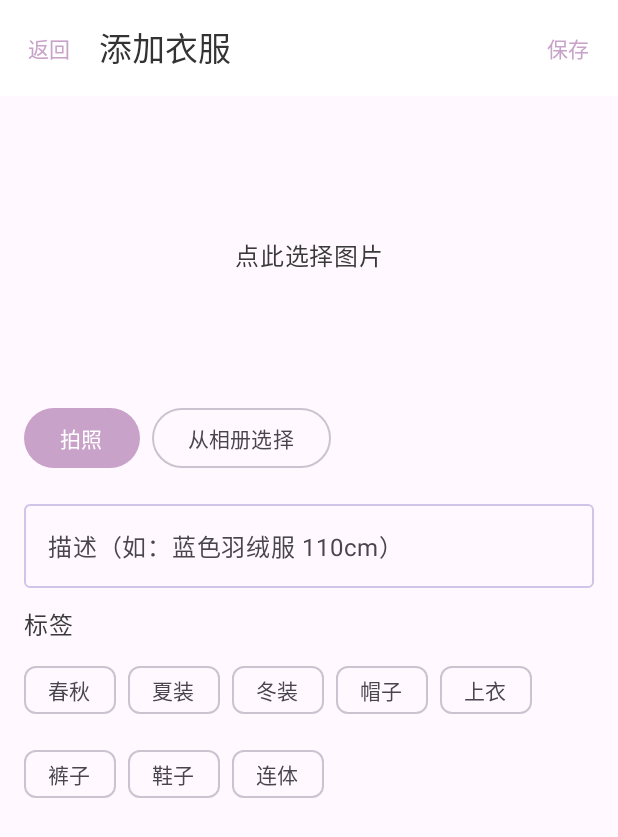
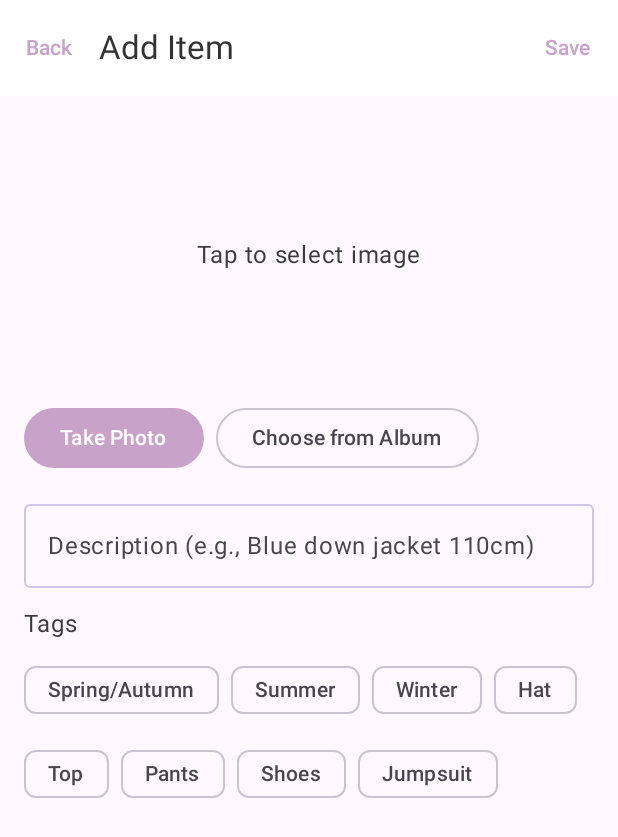
Before and after one commit to Lucas090122/wardrobe, an Android app built with Jetpack Compose: the composable EditItemScreen shown on its own in the app's theme, on a phone screen of 412 x 824 dp. Shown: the top 837 px of the screen. Run offline under Robolectric (Android 15) with nearby library versions, the light colour scheme and no system bars; our stand-ins replace Room's generated code.

Commit message:
change content into English

```diff
--- a/app/src/main/java/com/example/wardrobe/ui/EditItemScreen.kt
+++ b/app/src/main/java/com/example/wardrobe/ui/EditItemScreen.kt
@@ -4,7 +4,6 @@ import android.net.Uri
 import androidx.activity.compose.rememberLauncherForActivityResult
 import androidx.activity.result.PickVisualMediaRequest
 import androidx.activity.result.contract.ActivityResultContracts
-import androidx.compose.foundation.clickable
 import androidx.compose.foundation.layout.*
 import androidx.compose.material3.*
 import androidx.compose.runtime.*
@@ -28,7 +27,6 @@ import androidx.compose.ui.graphics.Color
 import androidx.compose.foundation.background
 import androidx.compose.ui.unit.min
 import kotlin.math.max
-import kotlin.math.min
 
 @OptIn(ExperimentalMaterial3Api::class)
 @Composable
@@ -46,7 +44,7 @@ fun EditItemScreen(
     var imageUri by remember { mutableStateOf<Uri?>(null) }
     val selectedIds = remember { mutableStateListOf<Long>() }
 
-    // 预填
+    // Pre-fill form
     LaunchedEffect(editing?.item?.itemId, allTags) {
         editing?.let { d ->
             description = d.item.description
@@ -57,26 +55,26 @@ fun EditItemScreen(
 
     val context = LocalContext.current
 
-    // 相册选择
+    // Album picker
     val galleryPicker = rememberLauncherForActivityResult(
         contract = ActivityResultContracts.PickVisualMedia(),
         onResult = { uri -> if (uri != null) imageUri = uri }
     )
 
-    // 预先为相机创建输出文件（写在 app 私有目录 /files/images）
+    // Pre-create output file for camera (in app's private directory /files/images)
     fun newImageFile(): File {
         val dir = File(context.filesDir, "images").apply { if (!exists()) mkdirs() }
         return File(dir, "${UUID.randomUUID()}.jpg")
     }
 
-    // 拍照：用 FileProvider 提供写入的 content://，成功后我们直接保存成 file://（稳定）
+    // Camera: Use FileProvider to provide a writable content://, save as file:// directly after success (stable)
     var pendingPhotoFile by remember { mutableStateOf<File?>(null) }
     val takePicture = rememberLauncherForActivityResult(
         contract = ActivityResultContracts.TakePicture(),
         onResult = { ok ->
             val file = pendingPhotoFile
             if (ok && file != null) {
-                imageUri = file.toUri() // 保存 file://，无需再拷贝，重启稳定
+                imageUri = file.toUri() // Save as file://, no need to copy again, stable across restarts
             }
         }
     )
@@ -84,13 +82,13 @@ fun EditItemScreen(
     Scaffold(
         topBar = {
             TopAppBar(
-                title = { Text(if (itemId == null) "添加衣服" else "编辑衣服") },
-                navigationIcon = { TextButton(onClick = onDone) { Text("返回") } },
+                title = { Text(if (itemId == null) "Add Item" else "Edit Item") },
+                navigationIcon = { TextButton(onClick = onDone) { Text("Back") } },
                 actions = {
                     TextButton(onClick = {
                         val finalImageUri = imageUri?.let { uri ->
                             if (uri.scheme == "file") uri
-                            else persistImageToAppStorage(context, uri)   // 先复制到 filesDir/images
+                            else persistImageToAppStorage(context, uri)   // Copy to filesDir/images first
                         }
 
                         vm.saveItem(
@@ -100,27 +98,26 @@ fun EditItemScreen(
                             tagIds = selectedIds.toList()
                         )
                         onDone()
-                    }) { Text("保存") }
+                    }) { Text("Save") }
                 }
             )
         }
     ) { padding ->
         Column(Modifier.padding(padding).padding(16.dp)) {
 
-            // —— 图片区域：点击可从相册选 —— //
-            val screenH = LocalConfiguration.current.screenHeightDp.dp
-            val maxImageH = 360.dp // 或者 screenH * 0.5f
+            // --- Image area: tap to select from album --- //
+            val maxImageH = 360.dp // or screenH * 0.5f
 
-            var aspect by remember { mutableStateOf(1.6f) } // 宽 / 高，先给个默认
+            var aspect by remember { mutableStateOf(1.6f) } // width / height, give a default value first
 
             BoxWithConstraints(
                 modifier = Modifier
                     .fillMaxWidth()
                     .clip(RoundedCornerShape(16.dp))
             ) {
-                // 当前可用宽度
+                // current available width
                 val w = this.maxWidth
-                // 理论高度 = w / aspect；实际高度 = min(理论高度, 你的最大值)
+                // theoretical height = w / aspect; actual height = min(theoretical height, your max value)
                 val desired = w / aspect
                 val targetH = min(desired, maxImageH)
 
@@ -129,34 +126,34 @@ fun EditItemScreen(
                         model = imageUri,
                         contentDescription = null,
                         modifier = Modifier
-                            .width(w)           // 明确宽度
-                            .height(targetH),   // 👈 直接指定最终高度，保证上限生效
-                        contentScale = ContentScale.Fit, // 完整显示
+                            .width(w)           // explicit width
+                            .height(targetH),   // Directly specify the final height
+                        contentScale = ContentScale.Fit, // Fit the whole image
                         onSuccess = { s ->
                             val d = s.result.drawable
                             val iw = max(1, d.intrinsicWidth)
                             val ih = max(1, d.intrinsicHeight)
-                            aspect = iw.toFloat() / ih  // 更新真实比例后会自动重算 targetH
+                            aspect = iw.toFloat() / ih  // After updating the real aspect ratio, targetH will be recalculated automatically
                         }
                     )
                 } else {
-                    // 没图时占位
+                    // Placeholder when there is no image
                     Box(
                         Modifier
                             .width(w)
                             .height(180.dp)
                             .background(Color(0x11FFFFFF)),
                         contentAlignment = Alignment.Center
-                    ) { Text("点此选择图片") }
+                    ) { Text("Tap to select image") }
                 }
             }
 
             Spacer(Modifier.height(8.dp))
 
-            // —— 新增一行“拍照”与“从相册”按钮 —— //
+            // --- Add a row of "Take Photo" and "Choose from Album" buttons --- //
             Row(horizontalArrangement = Arrangement.spacedBy(8.dp)) {
                 Button(onClick = {
-                    // 准备输出文件 & content Uri
+                    // Prepare output file & content Uri
                     val file = newImageFile().also { pendingPhotoFile = it }
                     val contentUri = FileProvider.getUriForFile(
                         context,
@@ -164,29 +161,29 @@ fun EditItemScreen(
                         file
                     )
                     takePicture.launch(contentUri)
-                }) { Text("拍照") }
+                }) { Text("Take Photo") }
 
                 OutlinedButton(onClick = {
                     galleryPicker.launch(
                         PickVisualMediaRequest(ActivityResultContracts.PickVisualMedia.ImageOnly)
                     )
-                }) { Text("从相册选择") }
+                }) { Text("Choose from Album") }
             }
 
             Spacer(Modifier.height(12.dp))
 
-            // 描述
+            // Description
             OutlinedTextField(
                 value = description,
                 onValueChange = { description = it },
-                label = { Text("描述（如：蓝色羽绒服 110cm）") },
+                label = { Text("Description (e.g., Blue down jacket 110cm)") },
                 modifier = Modifier.fillMaxWidth()
             )
 
-            // 标签多选
+            // Tag multiple selection
             if (allTags.isNotEmpty()) {
                 Spacer(Modifier.height(12.dp))
-                Text("标签")
+                Text("Tags")
                 Spacer(Modifier.height(8.dp))
                 TagChips(
                     tags = allTags,
--- a/app/src/main/java/com/example/wardrobe/ui/HomeScreen.kt
+++ b/app/src/main/java/com/example/wardrobe/ui/HomeScreen.kt
@@ -35,7 +35,7 @@ fun HomeScreen(
     onItemClick: (Long) -> Unit
 ) {
     Scaffold(
-        topBar = { TopAppBar(title = { Text("小王的衣柜") }) },
+        topBar = { TopAppBar(title = { Text("Wardrobe") }) },
         floatingActionButton = { FloatingActionButton(onClick = onAddClick) { Text("+") } }
     ) { padding ->
         Column(Modifier.padding(padding).padding(16.dp)) {
@@ -44,7 +44,7 @@ fun HomeScreen(
                 onValueChange = onQueryChange,
                 singleLine = true,
                 modifier = Modifier.fillMaxWidth(),
-                placeholder = { Text("搜索描述…") }
+                placeholder = { Text("Search description...") }
             )
             Spacer(Modifier.height(8.dp))
 
--- a/app/src/main/java/com/example/wardrobe/viewmodel/WardrobeViewModel.kt
+++ b/app/src/main/java/com/example/wardrobe/viewmodel/WardrobeViewModel.kt
@@ -45,7 +45,7 @@ class WardrobeViewModel(private val repo: WardrobeRepository) : ViewModel() {
     init {
         // Ensure some default tags exist the first time
         viewModelScope.launch {
-            repo.ensureDefaultTags(listOf("春秋", "夏装", "冬装", "帽子", "上衣", "裤子", "鞋子", "连体"))
+            repo.ensureDefaultTags(listOf("Spring/Autumn", "Summer", "Winter", "Hat", "Top", "Pants", "Shoes", "Jumpsuit"))
         }
     }
 
--- a/app/src/main/res/xml/file_paths.xml
+++ b/app/src/main/res/xml/file_paths.xml
@@ -1,5 +1,5 @@
 <?xml version="1.0" encoding="utf-8"?>
 <paths>
-    <!-- 允许共享 app 私有目录 /files/images/ 下的文件给系统相机写入 -->
+    <!-- Allow sharing files under the app's private directory /files/images/ for the system camera to write to -->
     <files-path name="images" path="images/" />
 </paths>
```
Also changed, not shown: app/src/main/java/com/example/wardrobe/MainActivity.kt (+5 -6 lines), app/src/main/java/com/example/wardrobe/ui/ItemDetailScreen.kt (+15 -15 lines), app/src/main/java/com/example/wardrobe/ui/components/TagChips.kt (+4 -4 lines), app/src/main/java/com/example/wardrobe/util/ImageStore.kt (+3 -4 lines), app/src/main/res/values/colors.xml (+4 -4 lines).
